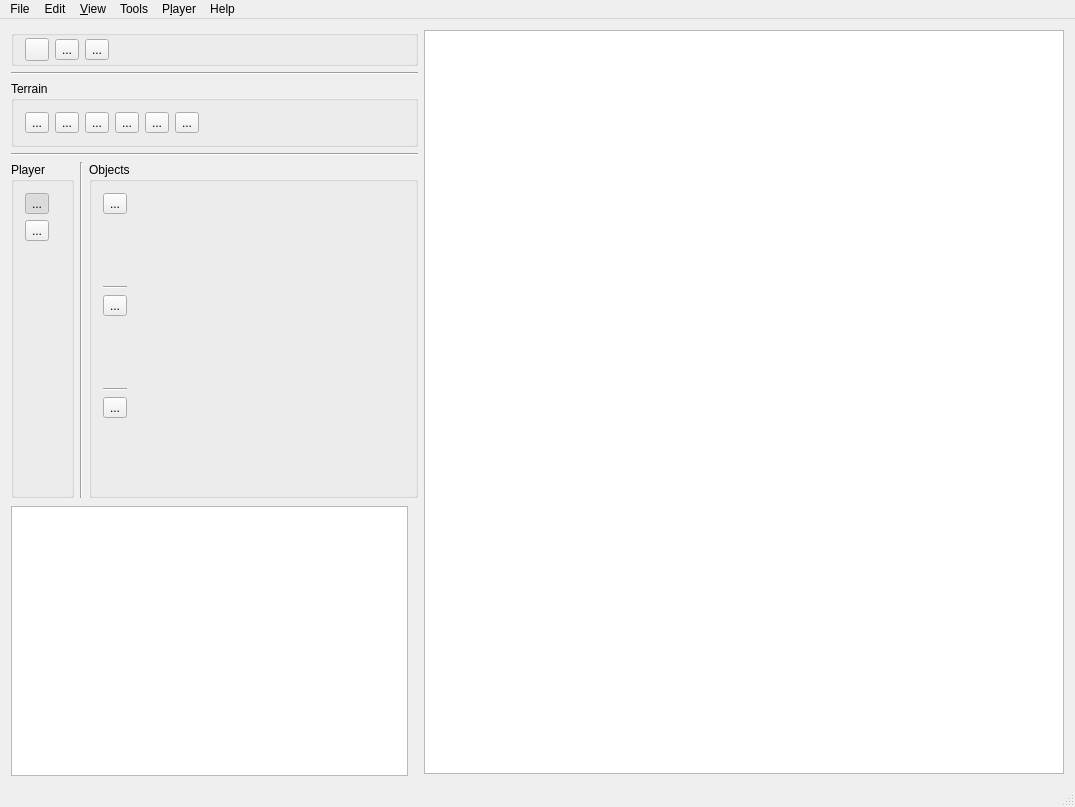
First picture: the form in MapEditor/mainwindow.ui, repository projectdelphai/ECS160_MapEditor, before the edit.
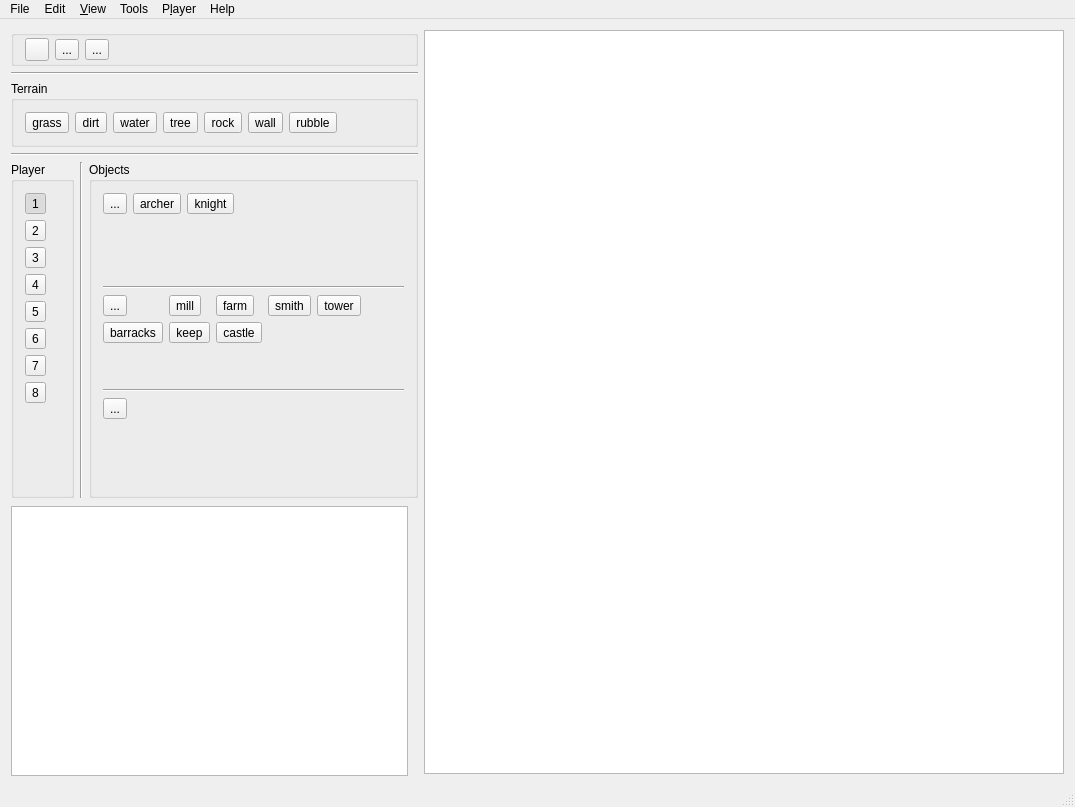
Second picture: the form after the edit. Icons and pictures are not drawn.

Commit message: Added (almost) all buttons!

Patch:
```diff
--- a/MapEditor/mainwindow.ui
+++ b/MapEditor/mainwindow.ui
@@ -121,7 +121,7 @@
            <item>
             <widget class="QToolButton" name="tool_grass">
              <property name="text">
-              <string>...</string>
+              <string>grass</string>
              </property>
              <property name="iconSize">
               <size>
@@ -140,7 +140,7 @@
            <item>
             <widget class="QToolButton" name="tool_dirt">
              <property name="text">
-              <string>...</string>
+              <string>dirt</string>
              </property>
              <property name="iconSize">
               <size>
@@ -159,7 +159,7 @@
            <item>
             <widget class="QToolButton" name="tool_water">
              <property name="text">
-              <string>...</string>
+              <string>water</string>
              </property>
              <property name="iconSize">
               <size>
@@ -181,7 +181,7 @@
            <item>
             <widget class="QToolButton" name="tool_tree">
              <property name="text">
-              <string>...</string>
+              <string>tree</string>
              </property>
              <property name="iconSize">
               <size>
@@ -200,7 +200,7 @@
            <item>
             <widget class="QToolButton" name="tool_rock">
              <property name="text">
-              <string>...</string>
+              <string>rock</string>
              </property>
              <property name="iconSize">
               <size>
@@ -219,7 +219,26 @@
            <item>
             <widget class="QToolButton" name="tool_wall">
              <property name="text">
-              <string>...</string>
+              <string>wall</string>
+             </property>
+             <property name="iconSize">
+              <size>
+               <width>32</width>
+               <height>32</height>
+              </size>
+             </property>
+             <property name="checkable">
+              <bool>true</bool>
+             </property>
+             <property name="autoExclusive">
+              <bool>true</bool>
+             </property>
+            </widget>
+           </item>
+           <item>
+            <widget class="QToolButton" name="tool_rubble">
+             <property name="text">
+              <string>rubble</string>
              </property>
              <property name="iconSize">
               <size>
@@ -280,7 +299,7 @@
              <item>
               <widget class="QToolButton" name="tool_p1">
                <property name="text">
-                <string>...</string>
+                <string>1</string>
                </property>
                <property name="icon">
                 <iconset resource="icons.qrc">
@@ -306,7 +325,7 @@
              <item>
               <widget class="QToolButton" name="tool_p2">
                <property name="text">
-                <string>...</string>
+                <string>2</string>
                </property>
                <property name="icon">
                 <iconset resource="icons.qrc">
@@ -320,6 +339,84 @@
                </property>
               </widget>
              </item>
+             <item>
+              <widget class="QToolButton" name="tool_p3">
+               <property name="text">
+                <string>3</string>
+               </property>
+               <property name="checkable">
+                <bool>true</bool>
+               </property>
+               <property name="autoExclusive">
+                <bool>true</bool>
+               </property>
+              </widget>
+             </item>
+             <item>
+              <widget class="QToolButton" name="tool_p4">
+               <property name="text">
+                <string>4</string>
+               </property>
+               <property name="checkable">
+                <bool>true</bool>
+               </property>
+               <property name="autoExclusive">
+                <bool>true</bool>
+               </property>
+              </widget>
+             </item>
+             <item>
+              <widget class="QToolButton" name="tool_p5">
+               <property name="text">
+                <string>5</string>
+               </property>
+               <property name="checkable">
+                <bool>true</bool>
+               </property>
+               <property name="autoExclusive">
+                <bool>true</bool>
+               </property>
+              </widget>
+             </item>
+             <item>
+              <widget class="QToolButton" name="tool_p6">
+               <property name="text">
+                <string>6</string>
+               </property>
+               <property name="checkable">
+                <bool>true</bool>
+               </property>
+               <property name="autoExclusive">
+                <bool>true</bool>
+               </property>
+              </widget>
+             </item>
+             <item>
+              <widget class="QToolButton" name="tool_p7">
+               <property name="text">
+                <string>7</string>
+               </property>
+               <property name="checkable">
+                <bool>true</bool>
+               </property>
+               <property name="autoExclusive">
+                <bool>true</bool>
+               </property>
+              </widget>
+             </item>
+             <item>
+              <widget class="QToolButton" name="tool_p8">
+               <property name="text">
+                <string>8</string>
+               </property>
+               <property name="checkable">
+                <bool>true</bool>
+               </property>
+               <property name="autoExclusive">
+                <bool>true</bool>
+               </property>
+              </widget>
+             </item>
              <item>
               <spacer name="verticalSpacer_2">
                <property name="orientation">
@@ -353,108 +450,59 @@
              <string>Objects</string>
             </property>
             <layout class="QGridLayout" name="gridLayout_5">
-             <item row="0" column="1">
-              <spacer name="horizontalSpacer">
-               <property name="orientation">
-                <enum>Qt::Horizontal</enum>
-               </property>
-               <property name="sizeHint" stdset="0">
-                <size>
-                 <width>40</width>
-                 <height>20</height>
-                </size>
-               </property>
-              </spacer>
-             </item>
-             <item row="4" column="0">
-              <layout class="QGridLayout" name="gridLayout_7">
-               <item row="0" column="0">
-                <widget class="QToolButton" name="tool_goldmine">
-                 <property name="text">
-                  <string>...</string>
-                 </property>
-                 <property name="icon">
-                  <iconset resource="icons.qrc">
-                   <normaloff>:/toolbar/icons/toolbar/tool_goldmine.png</normaloff>:/toolbar/icons/toolbar/tool_goldmine.png</iconset>
-                 </property>
-                 <property name="iconSize">
-                  <size>
-                   <width>46</width>
-                   <height>38</height>
-                  </size>
-                 </property>
-                 <property name="checkable">
-                  <bool>true</bool>
-                 </property>
-                 <property name="autoExclusive">
-                  <bool>true</bool>
-                 </property>
-                </widget>
-               </item>
-               <item row="1" column="0">
-                <spacer name="verticalSpacer_4">
-                 <property name="orientation">
-                  <enum>Qt::Vertical</enum>
-                 </property>
-                 <property name="sizeHint" stdset="0">
-                  <size>
-                   <width>20</width>
-                   <height>40</height>
-                  </size>
-                 </property>
-                </spacer>
-               </item>
-              </layout>
-             </item>
-             <item row="1" column="0">
-              <widget class="Line" name="line_4">
-               <property name="orientation">
-                <enum>Qt::Horizontal</enum>
-               </property>
-              </widget>
-             </item>
-             <item row="2" column="0">
-              <layout class="QGridLayout" name="gridLayout_4">
-               <item row="1" column="0">
-                <spacer name="verticalSpacer_3">
-                 <property name="orientation">
-                  <enum>Qt::Vertical</enum>
-                 </property>
-                 <property name="sizeHint" stdset="0">
-                  <size>
-                   <width>20</width>
-                   <height>40</height>
-                  </size>
-                 </property>
-                </spacer>
-               </item>
-               <item row="0" column="0">
-                <widget class="QToolButton" name="tool_townhall1">
-                 <property name="text">
-                  <string>...</string>
-                 </property>
-                 <property name="icon">
-                  <iconset resource="icons.qrc">
-                   <normaloff>:/toolbar/icons/toolbar/tool_townhall.png</normaloff>:/toolbar/icons/toolbar/tool_townhall.png</iconset>
-                 </property>
-                 <property name="iconSize">
-                  <size>
-                   <width>46</width>
-                   <height>38</height>
-                  </size>
-                 </property>
-                 <property name="checkable">
-                  <bool>true</bool>
-                 </property>
-                 <property name="autoExclusive">
-                  <bool>true</bool>
-                 </property>
-                </widget>
-               </item>
-              </layout>
-             </item>
              <item row="0" column="0">
               <layout class="QGridLayout" name="gridLayout_3">
+               <item row="0" column="1">
+                <widget class="QToolButton" name="tool_archer">
+                 <property name="text">
+                  <string>archer</string>
+                 </property>
+                 <property name="iconSize">
+                  <size>
+                   <width>46</width>
+                   <height>38</height>
+                  </size>
+                 </property>
+                 <property name="checkable">
+                  <bool>true</bool>
+                 </property>
+                 <property name="autoExclusive">
+                  <bool>true</bool>
+                 </property>
+                </widget>
+               </item>
+               <item row="0" column="2">
+                <widget class="QToolButton" name="tool_knight">
+                 <property name="text">
+                  <string>knight</string>
+                 </property>
+                 <property name="iconSize">
+                  <size>
+                   <width>46</width>
+                   <height>38</height>
+                  </size>
+                 </property>
+                 <property name="checkable">
+                  <bool>true</bool>
+                 </property>
+                 <property name="autoExclusive">
+                  <bool>true</bool>
+                 </property>
+                </widget>
+               </item>
+               <item row="1" column="0">
+                <spacer name="verticalSpacer">
+                 <property name="orientation">
+                  <enum>Qt::Vertical</enum>
+                 </property>
+                 <property name="sizeHint" stdset="0">
+                  <size>
+                   <width>20</width>
+                   <height>40</height>
+                  </size>
+                 </property>
+                </spacer>
+               </item>
                <item row="0" column="0">
                 <widget class="QToolButton" name="tool_peasant1">
                  <property name="text">
@@ -478,15 +526,15 @@
                  </property>
                 </widget>
                </item>
-               <item row="1" column="0">
-                <spacer name="verticalSpacer">
+               <item row="0" column="3">
+                <spacer name="horizontalSpacer">
                  <property name="orientation">
-                  <enum>Qt::Vertical</enum>
+                  <enum>Qt::Horizontal</enum>
                  </property>
                  <property name="sizeHint" stdset="0">
                   <size>
-                   <width>20</width>
-                   <height>40</height>
+                   <width>40</width>
+                   <height>20</height>
                   </size>
                  </property>
                 </spacer>
@@ -500,6 +548,252 @@
                </property>
               </widget>
              </item>
+             <item row="2" column="0">
+              <layout class="QGridLayout" name="gridLayout_4">
+               <item row="0" column="3">
+                <widget class="QToolButton" name="tool_smith">
+                 <property name="text">
+                  <string>smith</string>
+                 </property>
+                 <property name="iconSize">
+                  <size>
+                   <width>46</width>
+                   <height>38</height>
+                  </size>
+                 </property>
+                 <property name="checkable">
+                  <bool>true</bool>
+                 </property>
+                 <property name="autoExclusive">
+                  <bool>true</bool>
+                 </property>
+                </widget>
+               </item>
+               <item row="0" column="2">
+                <widget class="QToolButton" name="tool_farm">
+                 <property name="text">
+                  <string>farm</string>
+                 </property>
+                 <property name="iconSize">
+                  <size>
+                   <width>46</width>
+                   <height>38</height>
+                  </size>
+                 </property>
+                 <property name="checkable">
+                  <bool>true</bool>
+                 </property>
+                 <property name="autoExclusive">
+                  <bool>true</bool>
+                 </property>
+                </widget>
+               </item>
+               <item row="0" column="1">
+                <widget class="QToolButton" name="tool_mill">
+                 <property name="text">
+                  <string>mill</string>
+                 </property>
+                 <property name="iconSize">
+                  <size>
+                   <width>46</width>
+                   <height>38</height>
+                  </size>
+                 </property>
+                 <property name="checkable">
+                  <bool>true</bool>
+                 </property>
+                 <property name="autoExclusive">
+                  <bool>true</bool>
+                 </property>
+                </widget>
+               </item>
+               <item row="0" column="0">
+                <widget class="QToolButton" name="tool_townhall1">
+                 <property name="text">
+                  <string>...</string>
+                 </property>
+                 <property name="icon">
+                  <iconset resource="icons.qrc">
+                   <normaloff>:/toolbar/icons/toolbar/tool_townhall.png</normaloff>:/toolbar/icons/toolbar/tool_townhall.png</iconset>
+                 </property>
+                 <property name="iconSize">
+                  <size>
+                   <width>46</width>
+                   <height>38</height>
+                  </size>
+                 </property>
+                 <property name="checkable">
+                  <bool>true</bool>
+                 </property>
+                 <property name="autoExclusive">
+                  <bool>true</bool>
+                 </property>
+                </widget>
+               </item>
+               <item row="3" column="0">
+                <spacer name="verticalSpacer_3">
+                 <property name="orientation">
+                  <enum>Qt::Vertical</enum>
+                 </property>
+                 <property name="sizeHint" stdset="0">
+                  <size>
+                   <width>20</width>
+                   <height>40</height>
+                  </size>
+                 </property>
+                </spacer>
+               </item>
+               <item row="0" column="6">
+                <spacer name="horizontalSpacer_4">
+                 <property name="orientation">
+                  <enum>Qt::Horizontal</enum>
+                 </property>
+                 <property name="sizeHint" stdset="0">
+                  <size>
+                   <width>40</width>
+                   <height>20</height>
+                  </size>
+                 </property>
+                </spacer>
+               </item>
+               <item row="0" column="4">
+                <widget class="QToolButton" name="tool_tower">
+                 <property name="text">
+                  <string>tower</string>
+                 </property>
+                 <property name="iconSize">
+                  <size>
+                   <width>46</width>
+                   <height>38</height>
+                  </size>
+                 </property>
+                 <property name="checkable">
+                  <bool>true</bool>
+                 </property>
+                 <property name="autoExclusive">
+                  <bool>true</bool>
+                 </property>
+                </widget>
+               </item>
+               <item row="1" column="0">
+                <widget class="QToolButton" name="tool_barracks">
+                 <property name="text">
+                  <string>barracks</string>
+                 </property>
+                 <property name="iconSize">
+                  <size>
+                   <width>46</width>
+                   <height>38</height>
+                  </size>
+                 </property>
+                 <property name="checkable">
+                  <bool>true</bool>
+                 </property>
+                 <property name="autoExclusive">
+                  <bool>true</bool>
+                 </property>
+                </widget>
+               </item>
+               <item row="1" column="1">
+                <widget class="QToolButton" name="tool_keep">
+                 <property name="text">
+                  <string>keep</string>
+                 </property>
+                 <property name="iconSize">
+                  <size>
+                   <width>46</width>
+                   <height>38</height>
+                  </size>
+                 </property>
+                 <property name="checkable">
+                  <bool>true</bool>
+                 </property>
+                 <property name="autoExclusive">
+                  <bool>true</bool>
+                 </property>
+                </widget>
+               </item>
+               <item row="1" column="2">
+                <widget class="QToolButton" name="tool_castle">
+                 <property name="text">
+                  <string>castle</string>
+                 </property>
+                 <property name="iconSize">
+                  <size>
+                   <width>46</width>
+                   <height>38</height>
+                  </size>
+                 </property>
+                 <property name="checkable">
+                  <bool>true</bool>
+                 </property>
+                 <property name="autoExclusive">
+                  <bool>true</bool>
+                 </property>
+                </widget>
+               </item>
+              </layout>
+             </item>
+             <item row="4" column="0">
+              <layout class="QGridLayout" name="gridLayout_7">
+               <item row="1" column="0">
+                <spacer name="verticalSpacer_4">
+                 <property name="orientation">
+                  <enum>Qt::Vertical</enum>
+                 </property>
+                 <property name="sizeHint" stdset="0">
+                  <size>
+                   <width>20</width>
+                   <height>40</height>
+                  </size>
+                 </property>
+                </spacer>
+               </item>
+               <item row="0" column="0">
+                <widget class="QToolButton" name="tool_goldmine">
+                 <property name="text">
+                  <string>...</string>
+                 </property>
+                 <property name="icon">
+                  <iconset resource="icons.qrc">
+                   <normaloff>:/toolbar/icons/toolbar/tool_goldmine.png</normaloff>:/toolbar/icons/toolbar/tool_goldmine.png</iconset>
+                 </property>
+                 <property name="iconSize">
+                  <size>
+                   <width>46</width>
+                   <height>38</height>
+                  </size>
+                 </property>
+                 <property name="checkable">
+                  <bool>true</bool>
+                 </property>
+                 <property name="autoExclusive">
+                  <bool>true</bool>
+                 </property>
+                </widget>
+               </item>
+               <item row="0" column="1">
+                <spacer name="horizontalSpacer_5">
+                 <property name="orientation">
+                  <enum>Qt::Horizontal</enum>
+                 </property>
+                 <property name="sizeHint" stdset="0">
+                  <size>
+                   <width>40</width>
+                   <height>20</height>
+                  </size>
+                 </property>
+                </spacer>
+               </item>
+              </layout>
+             </item>
+             <item row="1" column="0">
+              <widget class="Line" name="line_4">
+               <property name="orientation">
+                <enum>Qt::Horizontal</enum>
+               </property>
+              </widget>
+             </item>
             </layout>
            </widget>
           </item>
```
Left out of the diff: 1 changed line with no effect on the pictures. The commit also changes 2 other files.
